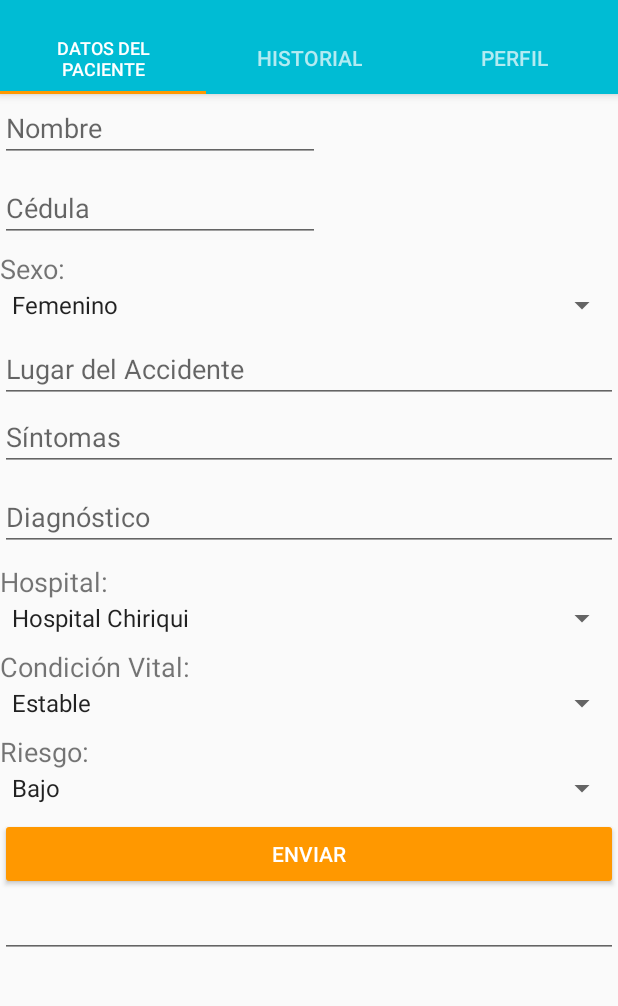
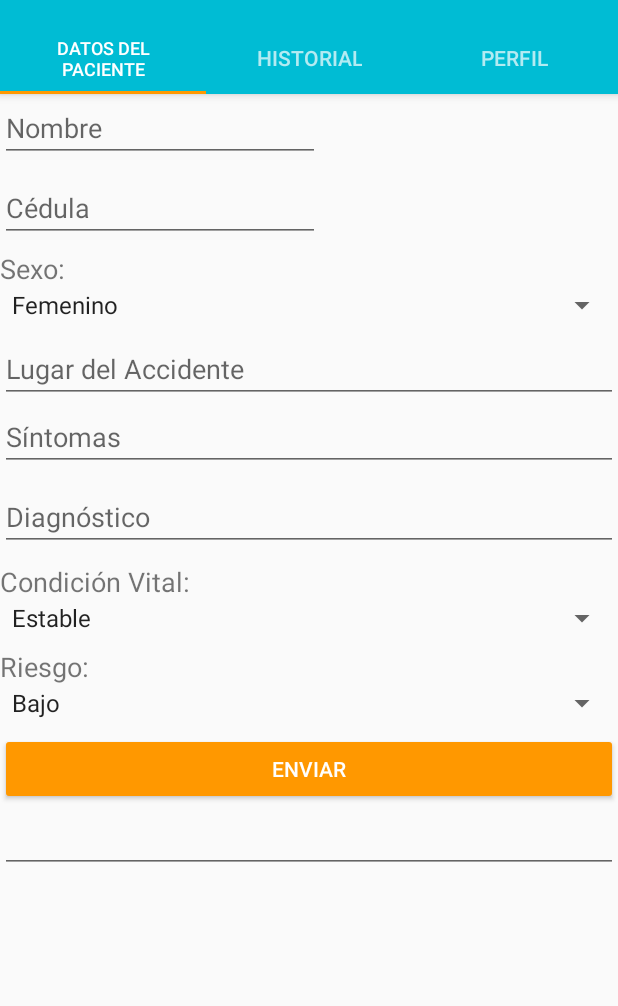
Before and after one commit to kornofilo/DS6-SATEM, an Android app: the screen it shows after launch once a user with an empty profile is signed in (MainActivity), after a tap on "ENVIAR", on a phone screen of 412 x 824 dp, the part 74-1080 px from its top. Run offline under Robolectric (Android 15) with nearby library versions, the phone set to English and light mode, and no system bars; our stand-ins replace Firebase (no records; nobody signed in at launch, a user with empty details on screens opened directly); 1 statement that could not run was skipped.

Commit message:
SATEM APP - Send Emergency - 3

```diff
--- a/SATEMapp/app/src/main/java/com/example/r_2g_/satemapp/MainActivity.java
+++ b/SATEMapp/app/src/main/java/com/example/r_2g_/satemapp/MainActivity.java
@@ -9,7 +9,6 @@ package com.example.r_2g_.satemapp;
 
 import android.content.Intent;
 import android.content.SharedPreferences;
-import android.net.Uri;
 import android.preference.PreferenceManager;
 import android.support.design.widget.TabLayout;
 import android.support.v7.app.AppCompatActivity;
@@ -20,8 +19,6 @@ import android.support.v4.app.FragmentManager;
 import android.support.v4.app.FragmentPagerAdapter;
 import android.support.v4.view.ViewPager;
 import android.os.Bundle;
-import android.text.TextUtils;
-import android.util.Log;
 import android.view.LayoutInflater;
 import android.view.Menu;
 import android.view.MenuItem;
@@ -32,11 +29,9 @@ import android.widget.Button;
 import android.widget.EditText;
 import android.widget.Spinner;
 import android.widget.TextView;
-import android.widget.Toast;
 
 import com.google.firebase.auth.FirebaseAuth;
 import com.google.firebase.auth.FirebaseUser;
-import com.google.firebase.auth.UserInfo;
 import com.google.firebase.database.DataSnapshot;
 import com.google.firebase.database.DatabaseError;
 import com.google.firebase.database.DatabaseReference;
@@ -44,9 +39,8 @@ import com.google.firebase.database.FirebaseDatabase;
 import com.google.firebase.database.Query;
 import com.google.firebase.database.ValueEventListener;
 
+import java.text.DateFormat;
 import java.text.SimpleDateFormat;
-import java.util.ArrayList;
-import java.util.Calendar;
 import java.util.Date;
 
 public class MainActivity extends AppCompatActivity{
@@ -174,15 +168,17 @@ public class MainActivity extends AppCompatActivity{
                 case 1: {
                     rootView = inflater.inflate(R.layout.fragment_main, container, false);
                     //EditTexts
-                    final EditText nombre, cedula,sintomas,lugar;
+                    final EditText nombre, cedula,sintomas,lugar,diagnostico;
                     nombre = (EditText) rootView.findViewById(R.id.editTextNombrePaciente);
                     cedula = (EditText) rootView.findViewById(R.id.editTextCedula);
                     lugar = (EditText) rootView.findViewById(R.id.editTextLugar);
                     sintomas = (EditText) rootView.findViewById(R.id.editTextSintomas);
+                    diagnostico = (EditText) rootView.findViewById(R.id.editTextDiagnostico);
 
                     //Spinners
-                    final Spinner genero;
+                    final Spinner genero, condicionVital;
                     genero = (Spinner) rootView.findViewById(R.id.spinnerSexo);
+                    condicionVital = (Spinner) rootView.findViewById(R.id.spinnerCondVital);
 
 
 
@@ -202,19 +198,20 @@ public class MainActivity extends AppCompatActivity{
                             String generoV = genero.getSelectedItem().toString();
                             String lugarV = lugar.getText().toString();
                             String sintomasV = sintomas.getText().toString();
+                            String diagnosticoV = diagnostico.getText().toString();
+                            String condicionVitalV = condicionVital.getSelectedItem().toString();
 
-                            Calendar c = Calendar.getInstance();
-                            System.out.println("Current time => " + c.getTime());
+                            Date date = new Date();
+                            DateFormat hourdateFormat = new SimpleDateFormat("dd/MM/yyyy HH:mm:ss");
+                            System.out.println("Hora y fecha: "+hourdateFormat.format(date));
 
-                            SimpleDateFormat df = new SimpleDateFormat("dd-MMM-yyyy");
-                            String formattedDate = df.format(c.getTime());
 
-                            /*final Emergencias emergencia = new Emergencias(nombreV,cedulaV,extras.getString("numAmbulance"),generoV,sintomasV,lugarV,user.getEmail());
+                            final Emergencias emergencia = new Emergencias(nombreV,cedulaV,extras.getString("numAmbulance"),generoV,sintomasV,lugarV,user.getEmail(),hourdateFormat.format(date),sintomasV,diagnosticoV,condicionVitalV);
                             System.out.println(nombreV);
                             if(!nombreV.equals(""))
                                myRef.child(id).setValue(emergencia);
                             else
-                                System.out.println("NOPE");*/
+                                System.out.println("NOPE");
 
                         }
                     });
--- a/SATEMapp/app/src/main/res/layout/fragment_main.xml
+++ b/SATEMapp/app/src/main/res/layout/fragment_main.xml
@@ -69,21 +69,6 @@
             android:inputType="textMultiLine" />
 
         <TextView
-            android:id="@+id/textViewHospital"
-            android:layout_width="match_parent"
-            android:layout_height="wrap_content"
-            android:text="@string/hospital"
-            android:textSize="18sp" />
-
-        <Spinner
-            android:id="@+id/spinnerHospital"
-            android:layout_width="match_parent"
-            android:layout_height="wrap_content"
-            android:layout_marginBottom="8dp"
-            android:entries="@array/hospitalOpts"
-            android:spinnerMode="dialog" />
-
-        <TextView
             android:id="@+id/textViewCondVital"
             android:layout_width="match_parent"
             android:layout_height="wrap_content"
```
